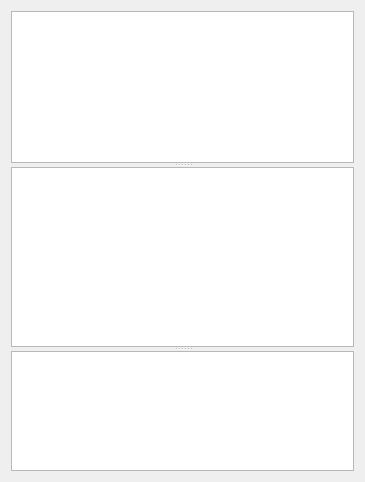
Before: the Qt Designer form src/SqlExecutionArea.ui in sqlitebrowser/sqlitebrowser, drawn with Qt 5.
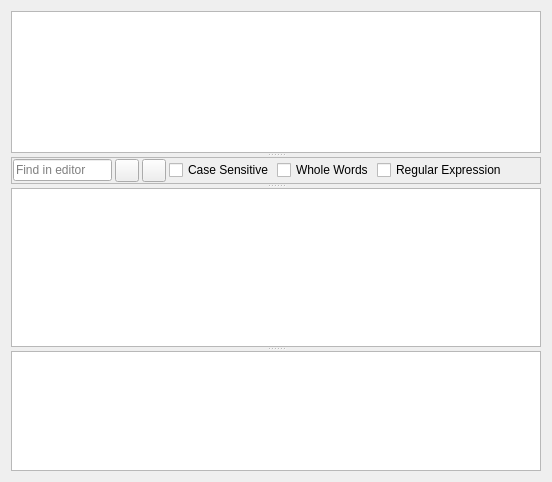
After: the same form once the commit is applied. Icons and pictures are not drawn. Custom widgets are drawn as their Qt base class.

Commit message:
Execute SQL tab: Add search bar for SQL code #191
The find operations in QScintilla are used for implementing a find frame
in the SQL Editor of the main window. A checkable tool button is added
in the SQL Editor toolbar for showing and hiding this frame.

There are check boxes for Whole Words, Case Sensitive and Regular
Expressions. The QScintilla facilities in the findFirst method are used
for the implementation.

Diff of the .ui file:
```diff
--- a/src/SqlExecutionArea.ui
+++ b/src/SqlExecutionArea.ui
@@ -6,7 +6,7 @@
    <rect>
     <x>0</x>
     <y>0</y>
-    <width>365</width>
+    <width>552</width>
     <height>482</height>
    </rect>
   </property>
@@ -23,6 +23,133 @@
       <bool>false</bool>
      </property>
      <widget class="SqlTextEdit" name="editEditor"/>
+     <widget class="QFrame" name="findFrame">
+      <property name="maximumSize">
+       <size>
+        <width>16777215</width>
+        <height>31</height>
+       </size>
+      </property>
+      <property name="frameShape">
+       <enum>QFrame::StyledPanel</enum>
+      </property>
+      <property name="frameShadow">
+       <enum>QFrame::Raised</enum>
+      </property>
+      <layout class="QGridLayout">
+       <property name="leftMargin">
+        <number>1</number>
+       </property>
+       <property name="topMargin">
+        <number>1</number>
+       </property>
+       <property name="rightMargin">
+        <number>1</number>
+       </property>
+       <property name="bottomMargin">
+        <number>1</number>
+       </property>
+       <property name="spacing">
+        <number>3</number>
+       </property>
+       <item row="0" column="1">
+        <widget class="QToolButton" name="previousToolButton">
+         <property name="toolTip">
+          <string>Find previous match [Shift+F3]</string>
+         </property>
+         <property name="whatsThis">
+          <string>Find previous match with mapping</string>
+         </property>
+         <property name="icon">
+          <iconset resource="icons/icons.qrc">
+           <normaloff>:/icons/up</normaloff>:/icons/up</iconset>
+         </property>
+         <property name="shortcut">
+          <string>Shift+F3</string>
+         </property>
+        </widget>
+       </item>
+       <item row="0" column="6">
+        <spacer>
+         <property name="orientation">
+          <enum>Qt::Horizontal</enum>
+         </property>
+         <property name="sizeHint" stdset="0">
+          <size>
+           <width>40</width>
+           <height>20</height>
+          </size>
+         </property>
+        </spacer>
+       </item>
+       <item row="0" column="4">
+        <widget class="QCheckBox" name="wholeWordsCheckBox">
+         <property name="whatsThis">
+          <string>The found pattern must be a whole word</string>
+         </property>
+         <property name="text">
+          <string>Whole Words</string>
+         </property>
+        </widget>
+       </item>
+       <item row="0" column="0">
+        <widget class="QLineEdit" name="findLineEdit">
+         <property name="contextMenuPolicy">
+          <enum>Qt::DefaultContextMenu</enum>
+         </property>
+         <property name="whatsThis">
+          <string>Text pattern to find considering the checks in this frame</string>
+         </property>
+         <property name="placeholderText">
+          <string>Find in editor</string>
+         </property>
+         <property name="clearButtonEnabled">
+          <bool>true</bool>
+         </property>
+        </widget>
+       </item>
+       <item row="0" column="3">
+        <widget class="QCheckBox" name="caseCheckBox">
+         <property name="whatsThis">
+          <string>The found pattern must match in letter case</string>
+         </property>
+         <property name="text">
+          <string>Case Sensitive</string>
+         </property>
+        </widget>
+       </item>
+       <item row="0" column="2">
+        <widget class="QToolButton" name="nextToolButton">
+         <property name="toolTip">
+          <string>Find next match [Enter, F3]</string>
+         </property>
+         <property name="whatsThis">
+          <string>Find next match with wrapping</string>
+         </property>
+         <property name="icon">
+          <iconset resource="icons/icons.qrc">
+           <normaloff>:/icons/down</normaloff>:/icons/down</iconset>
+         </property>
+         <property name="shortcut">
+          <string>F3</string>
+         </property>
+        </widget>
+       </item>
+       <item row="0" column="5">
+        <widget class="QCheckBox" name="regexpCheckBox">
+         <property name="toolTip">
+          <string>Interpret search pattern as a regular expression</string>
+         </property>
+         <property name="whatsThis">
+          <string>&lt;html&gt;&lt;head/&gt;&lt;body&gt;&lt;p&gt;When checked, the pattern to find is interpreted as a UNIX regular expression. See &lt;a href=&quot;https://en.wikibooks.org/wiki/Regular_Expressions&quot;&gt;&lt;span style=&quot; text-decoration: underline; color:#0000ff;&quot;&gt;Regular Expression in Wikibooks&lt;/span&gt;&lt;/a&gt;.&lt;/p&gt;&lt;/body&gt;&lt;/html&gt;</string>
+         </property>
+         <property name="text">
+          <string>Regular Expression</string>
+         </property>
+        </widget>
+       </item>
+      </layout>
+     </widget>
      <widget class="QSplitter" name="splitter_2">
       <property name="orientation">
        <enum>Qt::Vertical</enum>
```
Left out of the diff: 9 changed lines with no effect on the pictures. The commit also changes 5 other files.
